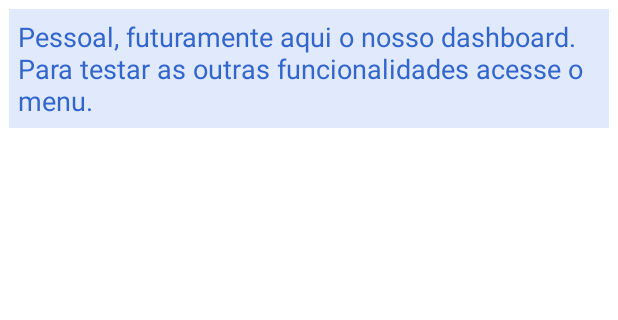
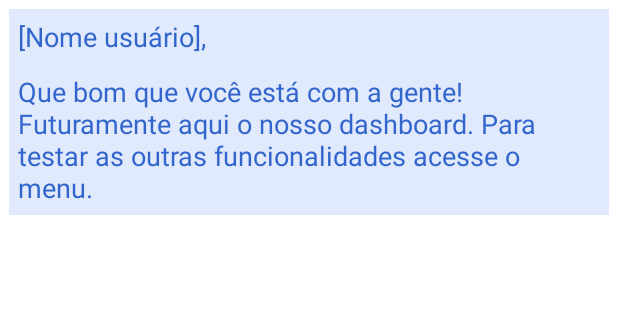
Before and after one commit to ARNdroid/MonitorMobile, an Android app: the DashboardActivity screen opened directly, with no data from a screen before it, on a phone screen of 412 x 824 dp, the part 84-404 px from its top. Run offline under Robolectric (Android 15) with nearby library versions, the light colour scheme and no system bars.

Commit message:
@Mamute: Fix #37.

```diff
--- a/app/src/main/java/br/com/arndroid/monitormobile/DashboardActivity.java
+++ b/app/src/main/java/br/com/arndroid/monitormobile/DashboardActivity.java
@@ -5,17 +5,20 @@ import android.content.Intent;
 import android.os.Bundle;
 import android.view.Menu;
 import android.view.MenuItem;
+import android.widget.TextView;
 
 import br.com.arndroid.monitormobile.utils.PreferencesUtils;
 
 public class DashboardActivity extends Activity {
 
     private String mUserShortName;
+    private TextView mTxtUserShortName;
 
     @Override
     protected void onCreate(Bundle savedInstanceState) {
         super.onCreate(savedInstanceState);
         setContentView(R.layout.activity_dashboard);
+        bindScreen();
     }
 
 
@@ -27,7 +30,12 @@ public class DashboardActivity extends Activity {
             startActivity(intent);
         } else {
             mUserShortName = PreferencesUtils.getUserShortName(this);
+            refreshScreen();
         }
+    }
+
+    private void refreshScreen() {
+        mTxtUserShortName.setText(mUserShortName + ",");
     }
 
     @Override
@@ -58,4 +66,8 @@ public class DashboardActivity extends Activity {
                 return super.onOptionsItemSelected(item);
         }
     }
+
+    private void bindScreen() {
+        mTxtUserShortName = (TextView) findViewById(R.id.txtUserShortName);
+    }
 }
--- a/app/src/main/res/layout/activity_dashboard.xml
+++ b/app/src/main/res/layout/activity_dashboard.xml
@@ -14,6 +14,13 @@
     android:layout_height="wrap_content"
     android:layout_margin="@dimen/default_view_padding">
 
+        <TextView
+            android:id="@+id/txtUserShortName"
+            style="@style/CardFont"
+            android:text="[Nome usuário],"
+            android:layout_width="wrap_content"
+            android:layout_height="wrap_content"
+            android:paddingBottom="@dimen/doubled_view_padding"/>
     <TextView
         style="@style/CardFont"
         android:text="@string/hello_world"
--- a/app/src/main/res/values/strings.xml
+++ b/app/src/main/res/values/strings.xml
@@ -2,7 +2,7 @@
 <resources>
 
     <string name="app_name">Claridade</string>
-    <string name="hello_world">Pessoal, futuramente aqui o nosso dashboard. Para testar as outras funcionalidades acesse o menu.</string>
+    <string name="hello_world">Que bom que você está com a gente! Futuramente aqui o nosso dashboard. Para testar as outras funcionalidades acesse o menu.</string>
     <string name="action_simulations">Simulações</string>
     <string name="title_activity_dashboard">Dashboard</string>
     <string name="title_activity_simulations">Simulações</string>
```
